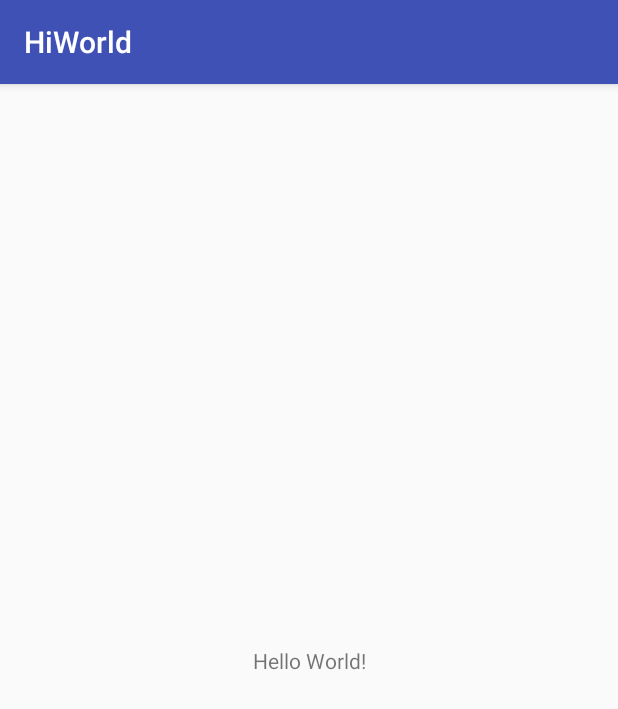
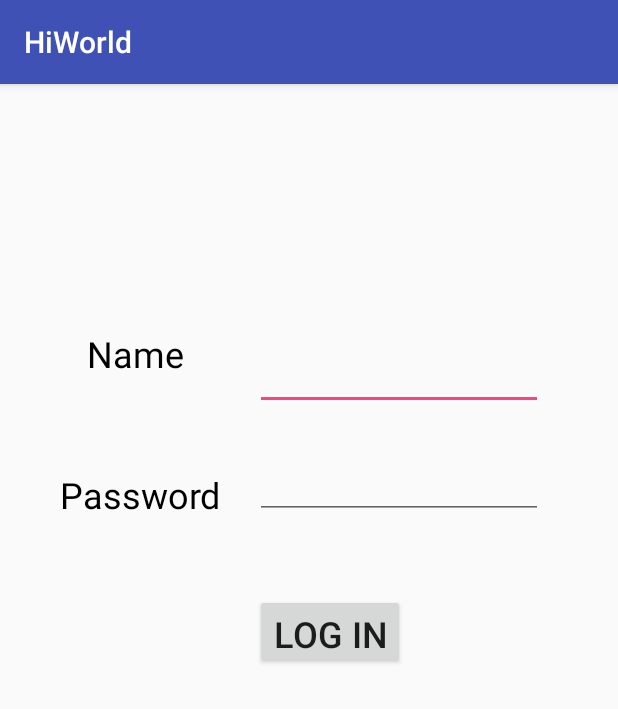
Before and after one commit to HugsyG/hi_world, an Android app: the screen it shows after launch (MainActivity), on a phone screen of 412 x 824 dp. Shown: the top 709 px of the screen. Run offline under Robolectric (Android 15) with nearby library versions, the phone set to English and light mode, and no system bars.

Commit message:
Implement log in page

```diff
--- a/app/src/main/res/layout/activity_main.xml
+++ b/app/src/main/res/layout/activity_main.xml
@@ -4,15 +4,78 @@
     xmlns:tools="http://schemas.android.com/tools"
     android:layout_width="match_parent"
     android:layout_height="match_parent"
-    tools:context=".MainActivity">
+    tools:context=".MainActivity"
+    tools:layout_editor_absoluteY="89dp">
+
+    <android.support.constraint.Guideline
+        android:id="@+id/guideline"
+        android:layout_width="wrap_content"
+        android:layout_height="wrap_content"
+        android:orientation="vertical"
+        app:layout_constraintGuide_begin="20dp" />
 
     <TextView
-        android:layout_width="wrap_content"
-        android:layout_height="wrap_content"
-        android:text="Hello World!"
-        app:layout_constraintBottom_toBottomOf="parent"
-        app:layout_constraintLeft_toLeftOf="parent"
-        app:layout_constraintRight_toRightOf="parent"
+        android:id="@+id/textView2"
+        android:layout_width="120dp"
+        android:layout_height="54dp"
+        android:layout_marginLeft="20dp"
+        android:layout_marginStart="20dp"
+        android:layout_marginTop="163dp"
+        android:text="   Name"
+        android:textColor="@android:color/black"
+        android:textSize="24sp"
+        app:layout_constraintStart_toEndOf="@+id/guideline"
         app:layout_constraintTop_toTopOf="parent" />
 
+    <EditText
+        android:id="@+id/editText13"
+        android:layout_width="0dp"
+        android:layout_height="0dp"
+        android:layout_marginEnd="50dp"
+        android:layout_marginLeft="10dp"
+        android:layout_marginRight="50dp"
+        android:layout_marginStart="10dp"
+        android:ems="10"
+        android:inputType="textPersonName"
+        android:textSize="30sp"
+        app:layout_constraintBottom_toBottomOf="@+id/textView2"
+        app:layout_constraintEnd_toEndOf="parent"
+        app:layout_constraintStart_toEndOf="@+id/textView2"
+        app:layout_constraintTop_toTopOf="@+id/textView2" />
+
+    <TextView
+        android:id="@+id/textView3"
+        android:layout_width="0dp"
+        android:layout_height="wrap_content"
+        android:layout_marginTop="40dp"
+        android:text="Password"
+        android:textColor="@android:color/black"
+        android:textSize="24sp"
+        app:layout_constraintEnd_toEndOf="@+id/textView2"
+        app:layout_constraintStart_toStartOf="@+id/textView2"
+        app:layout_constraintTop_toBottomOf="@+id/textView2" />
+
+    <EditText
+        android:id="@+id/editText15"
+        android:layout_width="0dp"
+        android:layout_height="0dp"
+        android:layout_marginTop="20dp"
+        android:ems="10"
+        android:inputType="textPassword"
+        android:textSize="28sp"
+        app:layout_constraintBottom_toBottomOf="@+id/textView3"
+        app:layout_constraintEnd_toEndOf="@+id/editText13"
+        app:layout_constraintStart_toStartOf="@+id/editText13"
+        app:layout_constraintTop_toBottomOf="@+id/textView2" />
+
+    <Button
+        android:id="@+id/button"
+        android:layout_width="100dp"
+        android:layout_height="50dp"
+        android:layout_marginTop="50dp"
+        android:text="Log In"
+        android:textSize="24sp"
+        app:layout_constraintStart_toStartOf="@+id/editText15"
+        app:layout_constraintTop_toBottomOf="@+id/editText15" />
+
 </android.support.constraint.ConstraintLayout>
```
